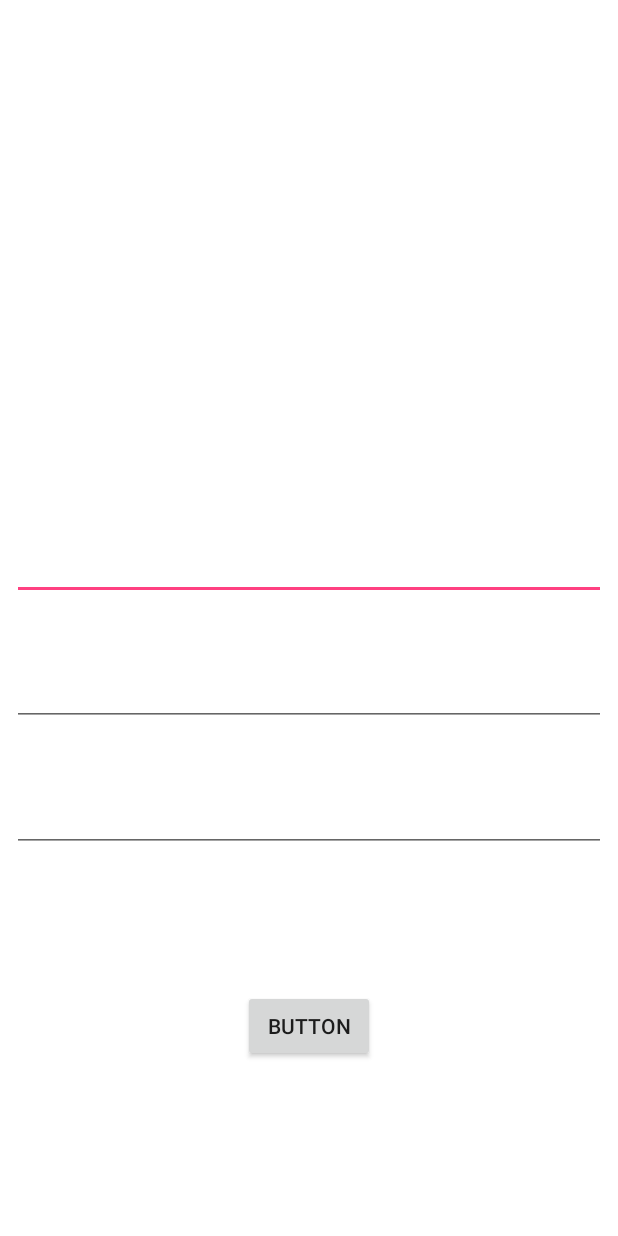
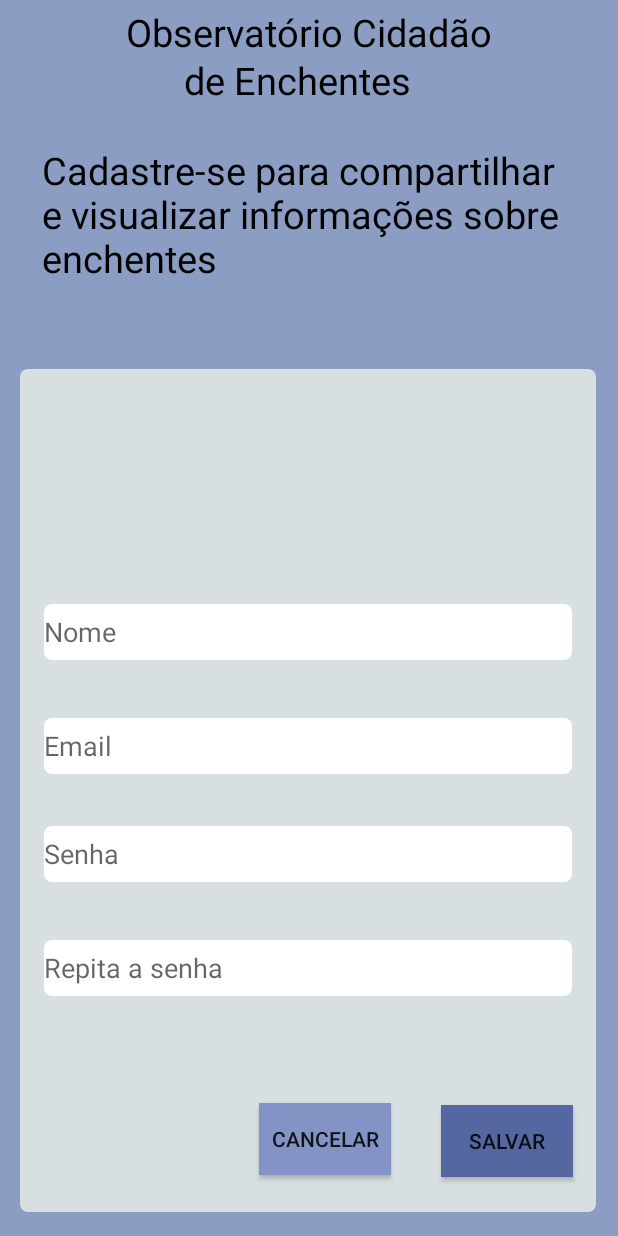
Before and after one commit to abe2602/OCE, an Android app: the cadastroActivity screen opened directly, with no data from a screen before it, on a phone screen of 412 x 824 dp. Run offline under Robolectric (Android 15) with nearby library versions, the phone set to English and light mode, and no system bars; libraries missing offline, so code that uses them is left out: com.parse; 1 statement that could not run was skipped.

Commit message:
OCE 1.1
Imagem do Facebook e Gmail adicionadas.
Tela de cadastro reorganizada.

```diff
--- a/OCE/app/src/main/java/com/example/abe/myapplication/cadastroActivity.java
+++ b/OCE/app/src/main/java/com/example/abe/myapplication/cadastroActivity.java
@@ -49,7 +49,7 @@ public class cadastroActivity extends AppCompatActivity {
         /*
         * Verifica se há campos em branco
         * */
-        final Button signup_button = findViewById(R.id.signup_button);
+        final Button signup_button = findViewById(R.id.button_save2);
         signup_button.setOnClickListener(new View.OnClickListener() {
             @Override
             public void onClick(View v) {
--- a/OCE/app/src/main/res/layout/activity_cadastro.xml
+++ b/OCE/app/src/main/res/layout/activity_cadastro.xml
@@ -4,10 +4,170 @@
     xmlns:tools="http://schemas.android.com/tools"
     android:layout_width="match_parent"
     android:layout_height="match_parent"
+    android:background="@drawable/fundo_login"
     tools:context=".cadastroActivity">
 
+    <TextView
+        android:id="@+id/textView14"
+        android:layout_width="384dp"
+        android:layout_height="562dp"
+        android:layout_alignParentBottom="true"
+        android:layout_centerHorizontal="true"
+        android:layout_marginBottom="16dp"
+        android:layout_marginEnd="8dp"
+        android:layout_marginLeft="8dp"
+        android:layout_marginRight="8dp"
+        android:layout_marginStart="8dp"
+        android:layout_marginTop="8dp"
+        android:background="@drawable/fundo_login_cinza"
+        android:text=" "
+        app:layout_constraintBottom_toBottomOf="parent"
+        app:layout_constraintEnd_toEndOf="parent"
+        app:layout_constraintHorizontal_bias="0.454"
+        app:layout_constraintStart_toStartOf="parent"
+        app:layout_constraintTop_toBottomOf="@+id/textView3"
+        app:layout_constraintVertical_bias="0.0" />
+
+    <TextView
+        android:id="@+id/textView8"
+        android:layout_width="374dp"
+        android:layout_height="wrap_content"
+        android:layout_alignParentTop="true"
+        android:layout_centerHorizontal="true"
+        android:layout_marginEnd="8dp"
+        android:layout_marginLeft="28dp"
+        android:layout_marginRight="8dp"
+        android:layout_marginStart="28dp"
+        android:layout_marginTop="96dp"
+        android:layout_weight="6"
+        android:text="@string/text_cabecalho_pt"
+        android:textColor="#000000"
+        android:textSize="25sp"
+        app:layout_constraintEnd_toEndOf="@+id/textView4"
+        app:layout_constraintHorizontal_bias="0.0"
+        app:layout_constraintStart_toStartOf="parent"
+        app:layout_constraintTop_toTopOf="parent" />
+
+    <EditText
+        android:id="@+id/username"
+        android:layout_width="352dp"
+        android:layout_height="37dp"
+        android:layout_alignParentTop="true"
+        android:layout_centerHorizontal="true"
+        android:layout_marginBottom="384dp"
+        android:layout_marginEnd="8dp"
+        android:layout_marginLeft="8dp"
+        android:layout_marginRight="8dp"
+        android:layout_marginStart="8dp"
+        android:background="@drawable/fundo_caixa_texto"
+        android:ems="10"
+        android:hint="@string/text_name"
+        android:inputType="textPersonName"
+        app:layout_constraintBottom_toBottomOf="parent"
+        app:layout_constraintEnd_toEndOf="parent"
+        app:layout_constraintHorizontal_bias="0.488"
+        app:layout_constraintStart_toStartOf="parent" />
+
+    <EditText
+        android:id="@+id/password"
+        android:layout_width="352dp"
+        android:layout_height="37dp"
+        android:layout_alignParentTop="true"
+        android:layout_centerHorizontal="true"
+        android:layout_marginBottom="236dp"
+        android:layout_marginEnd="8dp"
+        android:layout_marginLeft="8dp"
+        android:layout_marginRight="8dp"
+        android:layout_marginStart="8dp"
+        android:background="@drawable/fundo_caixa_texto"
+        android:ems="10"
+        android:hint="@string/text_password"
+        android:inputType="textPassword"
+        app:layout_constraintBottom_toBottomOf="parent"
+        app:layout_constraintEnd_toEndOf="parent"
+        app:layout_constraintHorizontal_bias="0.488"
+        app:layout_constraintStart_toStartOf="parent" />
+
+    <EditText
+        android:id="@+id/email"
+        android:layout_width="352dp"
+        android:layout_height="37dp"
+        android:layout_alignParentTop="true"
+        android:layout_centerHorizontal="true"
+        android:layout_marginBottom="308dp"
+        android:layout_marginEnd="8dp"
+        android:layout_marginLeft="8dp"
+        android:layout_marginRight="8dp"
+        android:layout_marginStart="8dp"
+        android:background="@drawable/fundo_caixa_texto"
+        android:ems="10"
+        android:hint="@string/text_email"
+        android:inputType="textEmailAddress"
+        app:layout_constraintBottom_toBottomOf="parent"
+        app:layout_constraintEnd_toEndOf="parent"
+        app:layout_constraintHorizontal_bias="0.488"
+        app:layout_constraintStart_toStartOf="parent" />
+
+    <EditText
+        android:id="@+id/passwordAgain"
+        android:layout_width="352dp"
+        android:layout_height="37dp"
+        android:layout_alignParentTop="true"
+        android:layout_centerHorizontal="true"
+        android:layout_marginBottom="160dp"
+        android:layout_marginEnd="8dp"
+        android:layout_marginLeft="8dp"
+        android:layout_marginRight="8dp"
+        android:layout_marginStart="8dp"
+        android:background="@drawable/fundo_caixa_texto"
+        android:ems="10"
+        android:hint="@string/text_password_again"
+        android:inputType="textPassword"
+        app:layout_constraintBottom_toBottomOf="parent"
+        app:layout_constraintEnd_toEndOf="parent"
+        app:layout_constraintHorizontal_bias="0.488"
+        app:layout_constraintStart_toStartOf="parent" />
+
+    <TextView
+        android:id="@+id/textView5"
+        android:layout_width="wrap_content"
+        android:layout_height="wrap_content"
+        android:layout_alignParentTop="true"
+        android:layout_centerHorizontal="true"
+        android:layout_marginEnd="8dp"
+        android:layout_marginLeft="8dp"
+        android:layout_marginRight="8dp"
+        android:layout_marginStart="8dp"
+        android:layout_marginTop="4dp"
+        android:layout_weight="6"
+        android:text="@string/text_title_pt1"
+        android:textColor="#000000"
+        android:textSize="25sp"
+        app:layout_constraintEnd_toEndOf="parent"
+        app:layout_constraintStart_toStartOf="parent"
+        app:layout_constraintTop_toTopOf="parent" />
+
+    <TextView
+        android:id="@+id/textView6"
+        android:layout_width="167dp"
+        android:layout_height="wrap_content"
+        android:layout_alignParentTop="true"
+        android:layout_centerHorizontal="true"
+        android:layout_marginEnd="8dp"
+        android:layout_marginLeft="8dp"
+        android:layout_marginRight="8dp"
+        android:layout_marginStart="8dp"
+        android:layout_marginTop="36dp"
+        android:layout_weight="6"
+        android:text="@string/text_title_pt2"
+        android:textColor="#000000"
+        android:textSize="25sp"
+        app:layout_constraintEnd_toEndOf="parent"
+        app:layout_constraintStart_toStartOf="parent"
+        app:layout_constraintTop_toTopOf="parent" />
+
     <Button
-        android:id="@+id/signup_button"
+        android:id="@+id/button_save2"
         android:layout_width="wrap_content"
         android:layout_height="wrap_content"
         android:layout_marginBottom="8dp"
@@ -16,58 +176,31 @@
         android:layout_marginRight="8dp"
         android:layout_marginStart="8dp"
         android:layout_marginTop="8dp"
-        android:text="Button"
+        android:text="@string/text_save"
+        android:background="#5567a0"
         app:layout_constraintBottom_toBottomOf="parent"
         app:layout_constraintEnd_toEndOf="parent"
+        app:layout_constraintHorizontal_bias="0.928"
         app:layout_constraintStart_toStartOf="parent"
         app:layout_constraintTop_toTopOf="parent"
-        app:layout_constraintVertical_bias="0.858" />
+        app:layout_constraintVertical_bias="0.959" />
 
-    <EditText
-        android:id="@+id/username"
-        android:layout_width="match_parent"
+    <Button
+        android:id="@+id/button_cancel2"
+        android:layout_width="wrap_content"
         android:layout_height="wrap_content"
-        android:layout_marginBottom="308dp"
+        android:layout_marginBottom="8dp"
         android:layout_marginEnd="8dp"
         android:layout_marginLeft="8dp"
         android:layout_marginRight="8dp"
         android:layout_marginStart="8dp"
         android:layout_marginTop="8dp"
-        app:layout_constraintBottom_toBottomOf="@+id/signup_button"
+        android:text="@string/text_cancel"
+        android:background="#8393c6"
+        app:layout_constraintBottom_toBottomOf="parent"
         app:layout_constraintEnd_toEndOf="parent"
+        app:layout_constraintHorizontal_bias="0.535"
         app:layout_constraintStart_toStartOf="parent"
         app:layout_constraintTop_toTopOf="parent"
-        app:layout_constraintVertical_bias="1.0" />
-
-    <EditText
-        android:id="@+id/password"
-        android:layout_width="match_parent"
-        android:layout_height="wrap_content"
-        android:layout_marginBottom="224dp"
-        android:layout_marginEnd="8dp"
-        android:layout_marginLeft="8dp"
-        android:layout_marginRight="8dp"
-        android:layout_marginStart="8dp"
-        android:layout_marginTop="8dp"
-        app:layout_constraintBottom_toBottomOf="@+id/signup_button"
-        app:layout_constraintEnd_toEndOf="parent"
-        app:layout_constraintStart_toStartOf="parent"
-        app:layout_constraintTop_toTopOf="parent"
-        app:layout_constraintVertical_bias="1.0" />
-
-    <EditText
-        android:id="@+id/passwordAgain"
-        android:layout_width="match_parent"
-        android:layout_height="wrap_content"
-        android:layout_marginBottom="140dp"
-        android:layout_marginEnd="8dp"
-        android:layout_marginLeft="8dp"
-        android:layout_marginRight="8dp"
-        android:layout_marginStart="8dp"
-        android:layout_marginTop="8dp"
-        app:layout_constraintBottom_toBottomOf="@+id/signup_button"
-        app:layout_constraintEnd_toEndOf="parent"
-        app:layout_constraintStart_toStartOf="parent"
-        app:layout_constraintTop_toTopOf="@+id/password"
-        app:layout_constraintVertical_bias="1.0" />
+        app:layout_constraintVertical_bias="0.957" />
 </android.support.constraint.ConstraintLayout>
--- a/OCE/app/src/main/res/layout/activity_login.xml
+++ b/OCE/app/src/main/res/layout/activity_login.xml
@@ -106,6 +106,9 @@
         android:background="@drawable/fundo_login"
         android:text="@string/button_google"
         android:onClick="signInGmail"
+        android:drawableLeft="@drawable/gmail_icon"
+        android:hint="@string/text_hint_google"
+        android:paddingLeft="30dp"
         app:layout_constraintBottom_toBottomOf="parent"
         app:layout_constraintEnd_toEndOf="parent"
         app:layout_constraintHorizontal_bias="0.512"
@@ -126,10 +129,14 @@
         android:layout_marginStart="8dp"
         android:layout_marginTop="368dp"
         android:background="@drawable/fundo_login"
+        android:drawableLeft="@drawable/facebook_icon"
+        android:hint="@string/text_hint_facebook"
+        android:paddingLeft="30dp"
         android:onClick="signInFacebook"
         android:text="@string/button_facebook"
         app:layout_constraintBottom_toBottomOf="@+id/buttonGoogle"
         app:layout_constraintEnd_toEndOf="parent"
+        app:layout_constraintHorizontal_bias="0.492"
         app:layout_constraintStart_toStartOf="parent"
         app:layout_constraintTop_toTopOf="@+id/textView4"
         app:layout_constraintVertical_bias="0.0" />
--- a/OCE/app/src/main/res/values/strings.xml
+++ b/OCE/app/src/main/res/values/strings.xml
@@ -70,6 +70,14 @@
     <string name="hint_photo">Foto tirada</string>
     <string name="hint_text_photo">Escreva um comentário</string>
 
+    <string name="text_name">Nome</string>
+    <string name="text_password_again">Repita a senha</string>
+
+    <string name="text_email">Email</string>
+
     <string name="text_save">Salvar</string>
     <string name="text_cancel">Cancelar</string>
+
+    <string name="text_hint_google">Botão para entrar com uma conta google</string>
+    <string name="text_hint_facebook">Botão para entrar com uma conta facebook</string>
 </resources>
```
Also changed, not shown: OCE/app/src/main/res/drawable/facebook_icon.png (added), OCE/app/src/main/res/drawable/gmail_icon.png (added), 1 other file.
